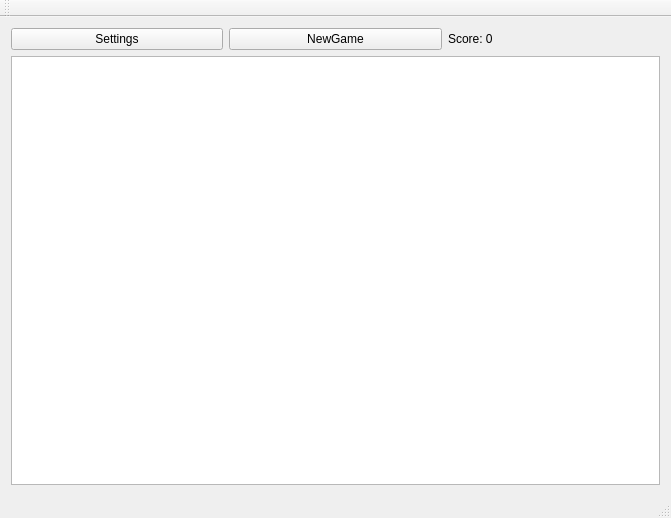
RobPiwowarek/PAIN_2048_QT, file mainwindow.ui: the form before one commit.
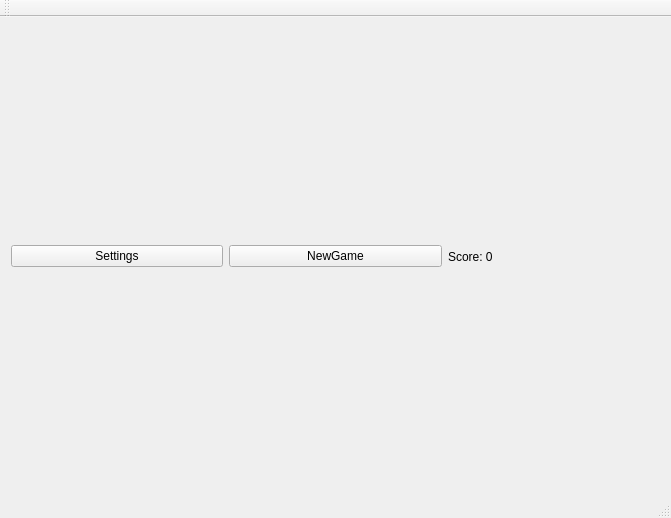
The form after the commit.

Patch:
```diff
--- a/mainwindow.ui
+++ b/mainwindow.ui
@@ -42,9 +42,6 @@
         </item>
        </layout>
       </item>
-      <item>
-       <widget class="QGraphicsView" name="graphicsView"/>
-      </item>
      </layout>
     </item>
    </layout>
```
